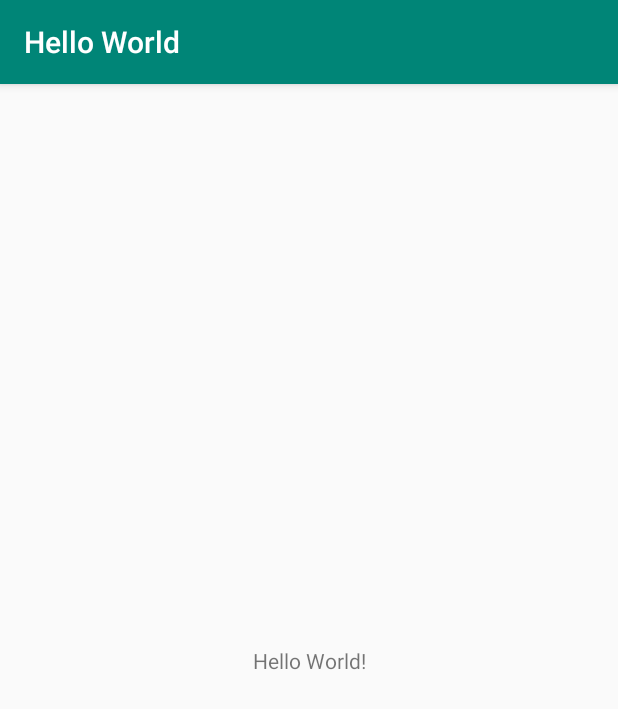
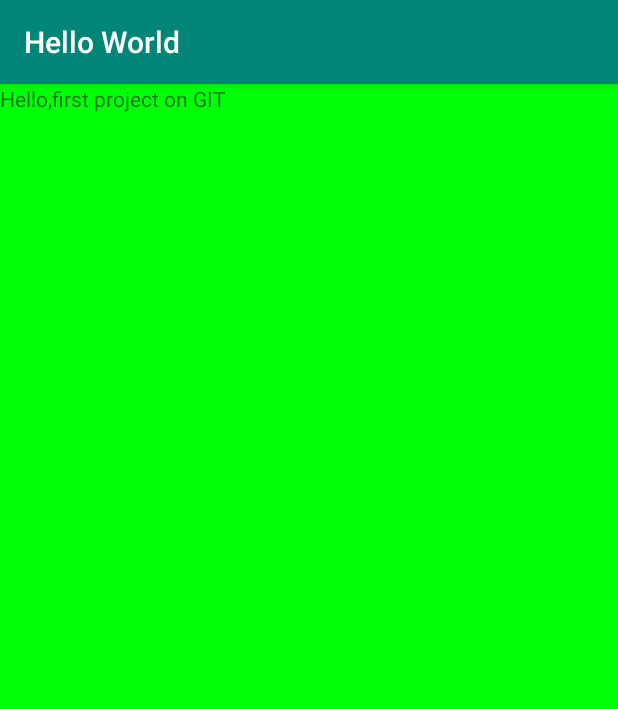
Before and after one commit to Nahin-CDR/HelloWorldProject, an Android app: the screen it shows after launch (MainActivity), on a phone screen of 412 x 824 dp. Shown: the top 709 px of the screen. Run offline under Robolectric (Android 15) with nearby library versions, the phone set to English and light mode, and no system bars.

Commit message:
changed first layout background color

```diff
--- a/app/src/main/res/layout/activity_main.xml
+++ b/app/src/main/res/layout/activity_main.xml
@@ -1,18 +1,22 @@
 <?xml version="1.0" encoding="utf-8"?>
-<androidx.constraintlayout.widget.ConstraintLayout xmlns:android="http://schemas.android.com/apk/res/android"
+<RelativeLayout xmlns:android="http://schemas.android.com/apk/res/android"
     xmlns:app="http://schemas.android.com/apk/res-auto"
     xmlns:tools="http://schemas.android.com/tools"
     android:layout_width="match_parent"
+    android:background="#00FF09"
     android:layout_height="match_parent"
     tools:context=".MainActivity">
 
+
     <TextView
-        android:layout_width="wrap_content"
-        android:layout_height="wrap_content"
-        android:text="Hello World!"
-        app:layout_constraintBottom_toBottomOf="parent"
-        app:layout_constraintLeft_toLeftOf="parent"
-        app:layout_constraintRight_toRightOf="parent"
-        app:layout_constraintTop_toTopOf="parent" />
+        android:layout_width="match_parent"
+        android:layout_height="match_parent"
+        android:text="Hello,first project on GIT"
+        />
 
-</androidx.constraintlayout.widget.ConstraintLayout>
+
+
+
+
+
+</RelativeLayout>
```
